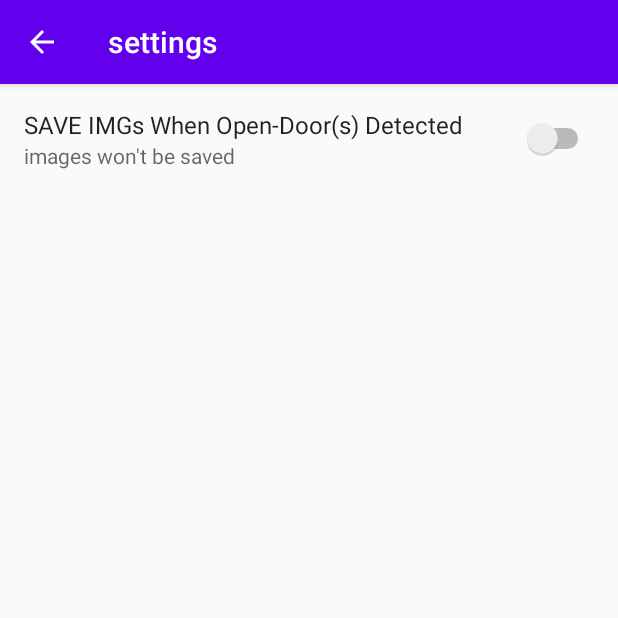
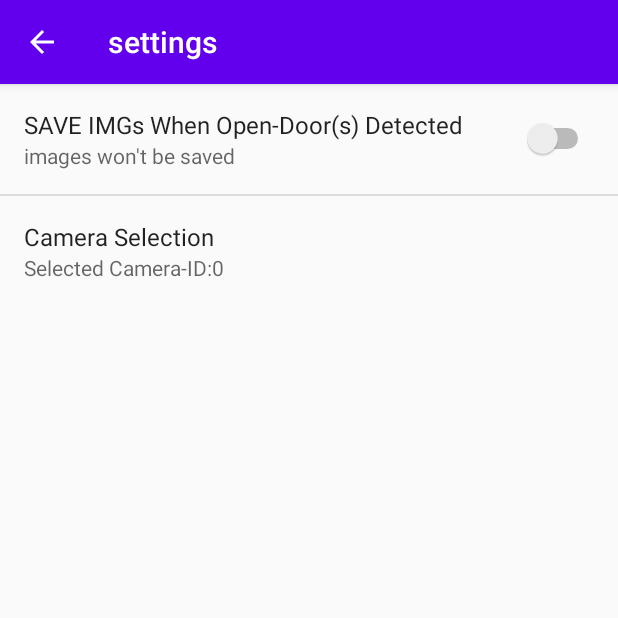
Before and after one commit to riskycheng/DetectX, an Android app: the PreferenceCfgActivity screen opened directly, with no data from a screen before it, after a tap on "SAVE IMGs When Open-Door(s) Detected", on a phone screen of 412 x 824 dp, the top half of it. Run offline under Robolectric (Android 15) with nearby library versions, the phone set to English and light mode, and no system bars.

Commit message:
add camera selection option in UI setting activity

```diff
--- a/app/src/main/java/com/fatfish/chengjian/utils/PreferenceCfgActivity.java
+++ b/app/src/main/java/com/fatfish/chengjian/utils/PreferenceCfgActivity.java
@@ -67,6 +67,9 @@ public class PreferenceCfgActivity extends AppCompatActivity {
             Context context = getActivity().getApplicationContext();
             if (key.equals(context.getString(R.string.enable_logging_out_img_logs_key))) {
                 setSummaryForEnableSaving();
+            } else if (key.equals(context.getString(R.string.camera_id_selection_title_key))) {
+                Log.d(TAG, "camera ID selection triggered");
+                setSummaryForCameraIdSelection();
             }
         }
 
@@ -84,6 +87,7 @@ public class PreferenceCfgActivity extends AppCompatActivity {
 
         private void setSummaries() {
             setSummaryForEnableSaving();
+            setSummaryForCameraIdSelection();
         }
 
 
@@ -96,6 +100,12 @@ public class PreferenceCfgActivity extends AppCompatActivity {
                 preference.setSummary("images won't be saved");
         }
 
+        private void setSummaryForCameraIdSelection() {
+            int value = getPref_cameraId(getContext());
+            Preference preference = findPreference(getContext().getResources().getString(R.string.camera_id_selection_title_key));
+            preference.setSummary("Selected Camera-ID:" + value);
+        }
+
         public boolean getPref_enableSaving(Context context) {
             SharedPreferences preferences = PreferenceManager.getDefaultSharedPreferences(context);
             String key = context.getResources().getString(R.string.enable_logging_out_img_logs_key);
@@ -103,6 +113,14 @@ public class PreferenceCfgActivity extends AppCompatActivity {
             return preferences.getBoolean(key, defaultVal);
         }
 
+        public int getPref_cameraId(Context context) {
+            SharedPreferences preferences = PreferenceManager.getDefaultSharedPreferences(context);
+            String key = context.getResources().getString(R.string.camera_id_selection_title_key);
+            int defaultVal = Integer.parseInt(context.getResources().getString(R.string.camera_id_selection_default_value));
+            String value = preferences.getString(key, String.valueOf(defaultVal));
+            return Integer.parseInt(value);
+        }
+
 
     }
 
--- a/app/src/main/res/values/pref_values.xml
+++ b/app/src/main/res/values/pref_values.xml
@@ -5,8 +5,17 @@
     <bool name="enable_logging_out_img_logs_default_value">true</bool>
 
 
-    <string name="camera_id_selection_title">相机选择</string>
+    <string name="camera_id_selection_title">Camera Selection</string>
     <string name="camera_id_selection_title_key">pref_camera_id_selection</string>
-    <integer name="camera_id_selection_title_default_value">0</integer>
+    <string name="camera_id_selection_default_value">0</string>
+    <string-array name="array_camera_ids">
+        <item>camera_frontal</item>
+        <item>camera_back</item>
+    </string-array>
+
+    <string-array name="array_camera_values">
+        <item>0</item>
+        <item>1</item>
+    </string-array>
 
 </resources>
--- a/app/src/main/res/xml/pref_settings_layout.xml
+++ b/app/src/main/res/xml/pref_settings_layout.xml
@@ -6,4 +6,11 @@
         android:key="@string/enable_logging_out_img_logs_key"
         android:title="@string/enable_logging_out_img_logs_title" />
 
+    <ListPreference
+        android:defaultValue="@string/camera_id_selection_default_value"
+        android:entries="@array/array_camera_ids"
+        android:entryValues="@array/array_camera_values"
+        android:key="@string/camera_id_selection_title_key"
+        android:title="@string/camera_id_selection_title" />
+
 </PreferenceScreen>
```
